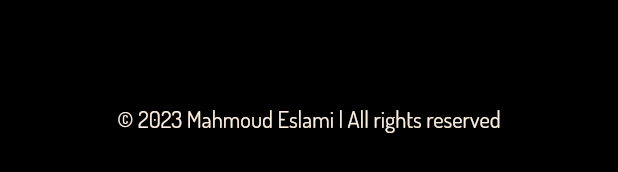
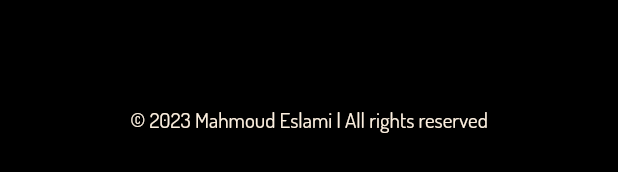
Before and after one commit to mahmoud-eslami/my-portfolio, a Flutter app: the CopyRightSection widget shown alone on an empty page, opened directly, on a phone screen of 412 x 824 dp. Shown: the part 498-670 px from the top of the screen. Run offline on Flutter 3.47's test engine with Material 2 defaults, Android fonts, the phone set to English and light mode, and no system bars; our stand-ins replace bloc, equatable.

Commit message:
refactor: extract dimensions from UI

```diff
--- a/lib/core/constants/constants.dart
+++ b/lib/core/constants/constants.dart
@@ -15,4 +15,17 @@ class Constants {
       "I specialize in building high-performance, responsive, and elegant mobile applications using the Flutter framework and Dart programming language.";
   static const otherExpDescription =
       "I also have experience working with Firebase, RESTful APIs, and other programming languages and frameworks which can be beneficial for building robust mobile applications.";
+
+  // dimens
+  static const mobileHeadSize = 40.0;
+  static const mobileTitleSize = 30.0;
+  static const mobileDescriptionSize = 25.0;
+  static const mobileCaptionSize = 14.0;
+  static const mobilePadding = 8.0;
+  static const mobileHorizontalPadding = 20.0;
+  static const mobileVerticalPadding = 20.0;
+  static const mobileBtnHeight = 60.0;
+
+  static const highElevation = 20.0;
+  static const infinitieBorderRadius = 1000.0;
 }
--- a/lib/features/home/ui/home_screen.dart
+++ b/lib/features/home/ui/home_screen.dart
@@ -31,7 +31,7 @@ class MobileSize extends StatelessWidget {
       child: Column(
         children: [
           Padding(
-            padding: const EdgeInsets.symmetric(horizontal: 20),
+            padding: const EdgeInsets.symmetric(horizontal: Constants.mobileHorizontalPadding),
             child: Column(
               mainAxisAlignment: MainAxisAlignment.start,
               children: const [
--- a/lib/features/home/ui/widgets/buttons_section.dart
+++ b/lib/features/home/ui/widgets/buttons_section.dart
@@ -1,4 +1,5 @@
 import 'package:flutter/material.dart';
+import 'package:flutter_portfolio/core/constants/constants.dart';
 
 import '../../../../core/global_widgets/custom_button.dart';
 
@@ -14,13 +15,13 @@ class ButtonsSection extends StatelessWidget {
           title: "Download CV",
           onPressed: () {},
           width: size.width * .4,
-          height: 60,
+          height: Constants.mobileBtnHeight,
         ),
         CustomButton(
           title: "Hire me!",
           onPressed: () {},
           width: size.width * .4,
-          height: 60,
+          height: Constants.mobileBtnHeight,
         ),
       ],
     );
--- a/lib/features/home/ui/widgets/footer_section.dart
+++ b/lib/features/home/ui/widgets/footer_section.dart
@@ -10,7 +10,7 @@ class FooterSection extends StatelessWidget {
   Widget build(BuildContext context) {
     var style = const TextStyle(
       fontWeight: FontWeight.bold,
-      fontSize: 25,
+      fontSize: Constants.mobileTitleSize,
       color: Constants.creamColor,
     );
     var size = MediaQuery.of(context).size;
@@ -57,7 +57,7 @@ class CopyRightSection extends StatelessWidget {
   Widget build(BuildContext context) {
     var style = const TextStyle(
       fontWeight: FontWeight.normal,
-      fontSize: 15,
+      fontSize: Constants.mobileCaptionSize,
       color: Constants.creamColor,
     );
     var size = MediaQuery.of(context).size;
@@ -65,7 +65,7 @@ class CopyRightSection extends StatelessWidget {
       color: Colors.black,
       width: size.width,
       child: Padding(
-        padding: const EdgeInsets.all(8.0),
+        padding: const EdgeInsets.all(Constants.mobilePadding),
         child: Center(
             child: Text(
           "© 2023 Mahmoud Eslami | All rights reserved",
--- a/lib/features/home/ui/widgets/name_logo.dart
+++ b/lib/features/home/ui/widgets/name_logo.dart
@@ -9,11 +9,12 @@ class NameLogo extends StatelessWidget {
     var style = const TextStyle(
       fontWeight: FontWeight.bold,
       color: Colors.black,
-      fontSize: 40,
+      fontSize: Constants.mobileHeadSize,
       fontFamily: "dosis",
     );
     return Padding(
-      padding: const EdgeInsets.symmetric(horizontal: 20.0),
+      padding: const EdgeInsets.symmetric(
+          horizontal: Constants.mobileHorizontalPadding),
       child: RichText(
         text: TextSpan(children: [
           TextSpan(
--- a/lib/features/home/ui/widgets/profile_section.dart
+++ b/lib/features/home/ui/widgets/profile_section.dart
@@ -1,4 +1,5 @@
 import 'package:flutter/material.dart';
+import 'package:flutter_portfolio/core/constants/constants.dart';
 
 class ProfileSection extends StatelessWidget {
   const ProfileSection({super.key});
@@ -20,9 +21,9 @@ class ProfileSection extends StatelessWidget {
           mainAxisAlignment: MainAxisAlignment.center,
           children: [
             Material(
-              elevation: 20,
+              elevation: Constants.highElevation,
               shape: RoundedRectangleBorder(
-                borderRadius: BorderRadius.circular(1000),
+                borderRadius: BorderRadius.circular(Constants.infinitieBorderRadius),
                 side: const BorderSide(color: Colors.black, width: 2),
               ),
               clipBehavior: Clip.antiAliasWithSaveLayer,
--- a/lib/features/home/ui/widgets/social_section.dart
+++ b/lib/features/home/ui/widgets/social_section.dart
@@ -49,7 +49,7 @@ class Socials extends StatelessWidget {
   Widget build(BuildContext context) {
     var style = const TextStyle(
       fontWeight: FontWeight.bold,
-      fontSize: 30,
+      fontSize: Constants.mobileTitleSize,
       color: Constants.creamColor,
     );
     var iconSize = 60.0;
--- a/lib/features/home/ui/widgets/title_section.dart
+++ b/lib/features/home/ui/widgets/title_section.dart
@@ -1,4 +1,5 @@
 import 'package:flutter/material.dart';
+import 'package:flutter_portfolio/core/constants/constants.dart';
 
 class TitleSection extends StatelessWidget {
   const TitleSection({super.key});
@@ -7,7 +8,7 @@ class TitleSection extends StatelessWidget {
   Widget build(BuildContext context) {
     var style = const TextStyle(
       fontWeight: FontWeight.bold,
-      fontSize: 25,
+      fontSize: Constants.mobileDescriptionSize,
     );
     var size = MediaQuery.of(context).size;
     return Wrap(
--- a/lib/features/home/ui/widgets/what_do_section.dart
+++ b/lib/features/home/ui/widgets/what_do_section.dart
@@ -9,7 +9,7 @@ class WhatIDoSection extends StatelessWidget {
   Widget build(BuildContext context) {
     var style = const TextStyle(
       fontWeight: FontWeight.bold,
-      fontSize: 30,
+      fontSize: Constants.mobileTitleSize,
       color: Colors.black,
     );
     return Column(
@@ -71,8 +71,8 @@ class WhatIDoItem extends StatelessWidget {
     var size = MediaQuery.of(context).size;
     return Padding(
       padding: const EdgeInsets.symmetric(
-        horizontal: 20,
-        vertical: 20,
+        horizontal: Constants.mobileHorizontalPadding,
+        vertical: Constants.mobileVerticalPadding,
       ),
       child: Row(
         crossAxisAlignment: CrossAxisAlignment.start,
--- a/lib/main.dart
+++ b/lib/main.dart
@@ -18,7 +18,7 @@ class MyApp extends StatelessWidget {
           debugShowCheckedModeBanner: false,
           title: 'Mahmoud.dev',
           theme: ThemeData(
-            primarySwatch: Colors.blue,
+            primarySwatch: Colors.orange,
             fontFamily: "dosis",
             scaffoldBackgroundColor: Constants.creamColor,
           ),
```
Also changed, not shown: lib/features/home/ui/widgets/projects_section.dart (+5 -4 lines), lib/features/home/ui/widgets/skills_sections.dart (+4 -4 lines).
